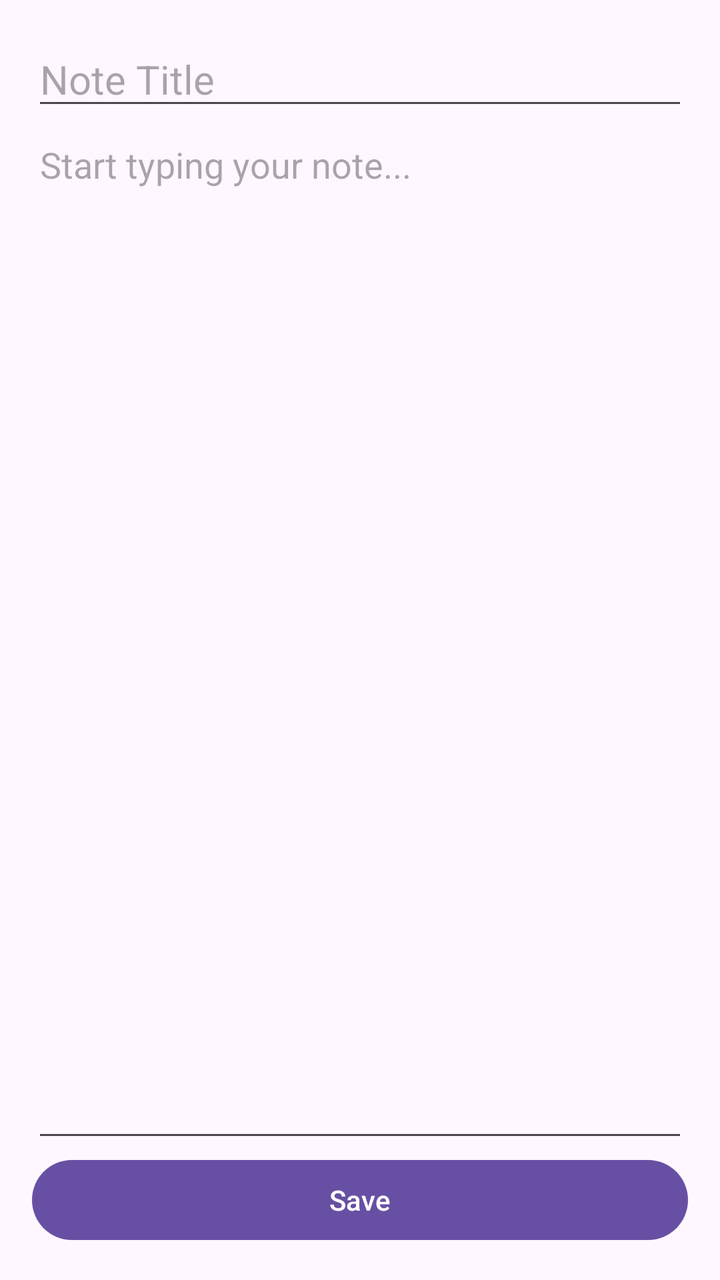
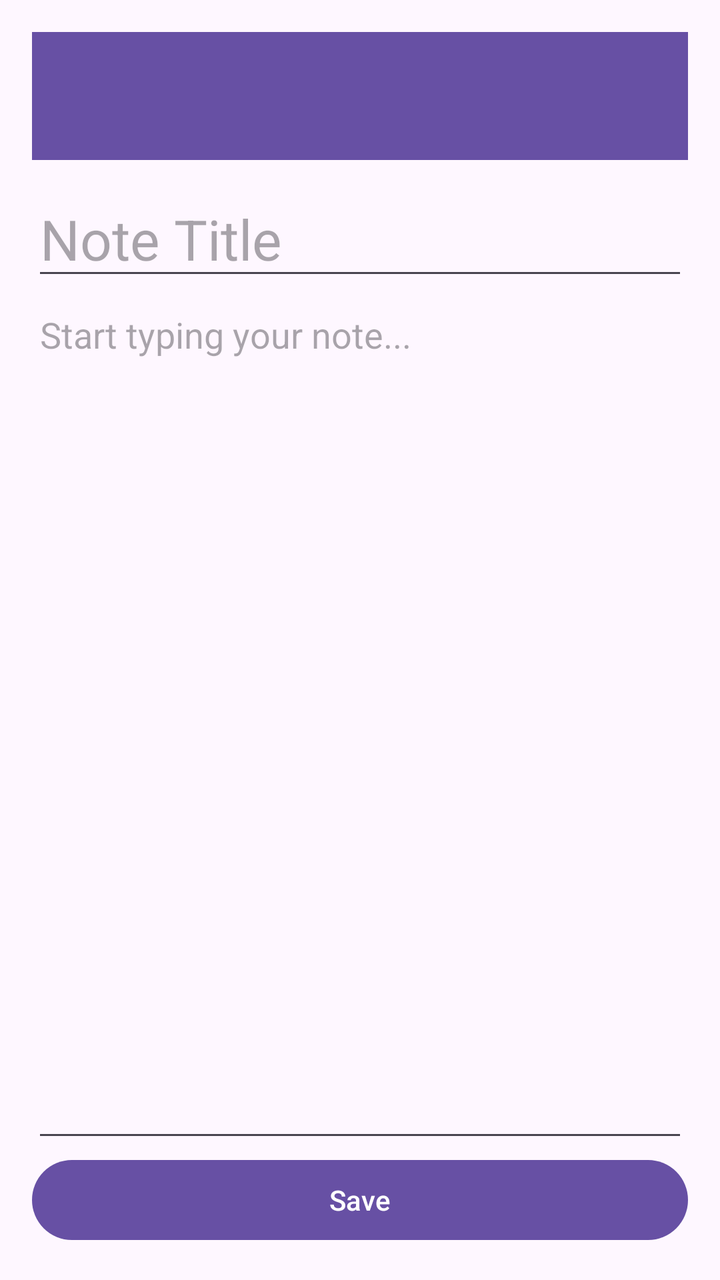

An Android layout rendered at two revisions. The XML below is the earlier revision; the diff shows what the commit changed to produce the second picture.
<!-- AndroidManifest.xml: application theme Theme.CollegeNotes -->
<!-- res/layout/activity_input.xml -->
<?xml version="1.0" encoding="utf-8"?>
<LinearLayout
    xmlns:android="http://schemas.android.com/apk/res/android"
    android:orientation="vertical"
    android:padding="16dp"
    android:gravity="center"
    android:layout_width="match_parent"
    android:layout_height="match_parent">

    <EditText
        android:id="@+id/noteTitle"
        android:layout_width="match_parent"
        android:layout_height="wrap_content"
        android:hint="Note Title"
        android:textSize="20sp"
        android:inputType="text"
        android:maxLines="1" />

    <EditText
        android:id="@+id/noteContent"
        android:layout_width="match_parent"
        android:layout_height="0dp"
        android:layout_weight="1"
        android:gravity="top"
        android:hint="Start typing your note..."
        android:inputType="textMultiLine"
        android:scrollbars="vertical" />

    <Button
        android:id="@+id/saveButton"
        android:text="Save"
        android:layout_width="match_parent"
        android:layout_height="wrap_content"/>

</LinearLayout>
<!-- resources referenced by this layout -->
<resources>
  <style name="Theme.CollegeNotes" parent="Base.Theme.CollegeNotes" />
  <style name="Base.Theme.CollegeNotes" parent="Theme.Material3.DayNight.NoActionBar">
          
          
      </style>
</resources>

<!-- the commit's change to res/layout/activity_input.xml (unified diff, before → after) -->
@@ -1,20 +1,28 @@
-<?xml version="1.0" encoding="utf-8"?>
 <LinearLayout
     xmlns:android="http://schemas.android.com/apk/res/android"
+    android:id="@+id/editorMain"
     android:orientation="vertical"
     android:padding="16dp"
-    android:gravity="center"
     android:layout_width="match_parent"
     android:layout_height="match_parent">
+
+    <androidx.appcompat.widget.Toolbar
+        android:id="@+id/toolbarEdit"
+        android:layout_width="match_parent"
+        android:layout_height="wrap_content"
+        android:background="?attr/colorPrimary"
+        android:theme="@style/ThemeOverlay.AppCompat.Dark.ActionBar"
+        android:popupTheme="@style/ThemeOverlay.AppCompat.Light"/>
 
     <EditText
         android:id="@+id/noteTitle"
         android:layout_width="match_parent"
         android:layout_height="wrap_content"
         android:hint="Note Title"
-        android:textSize="20sp"
+        android:textSize="28sp"
         android:inputType="text"
-        android:maxLines="1" />
+        android:maxLines="1"
+        android:paddingTop="10pt"/>
 
     <EditText
         android:id="@+id/noteContent"
